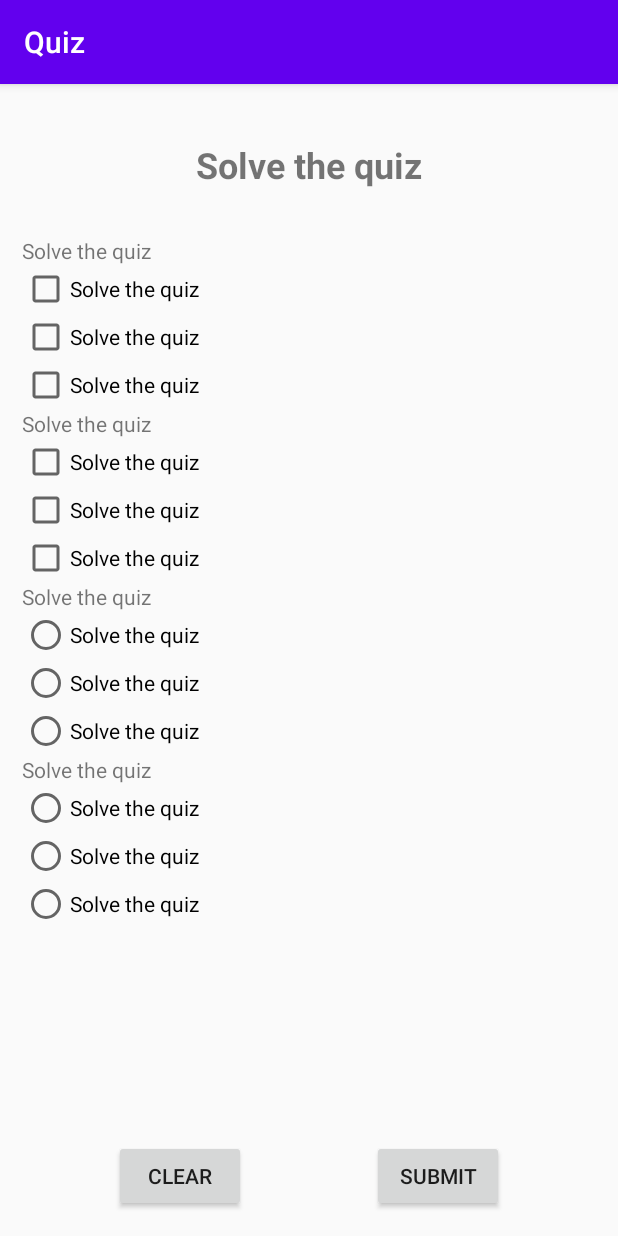
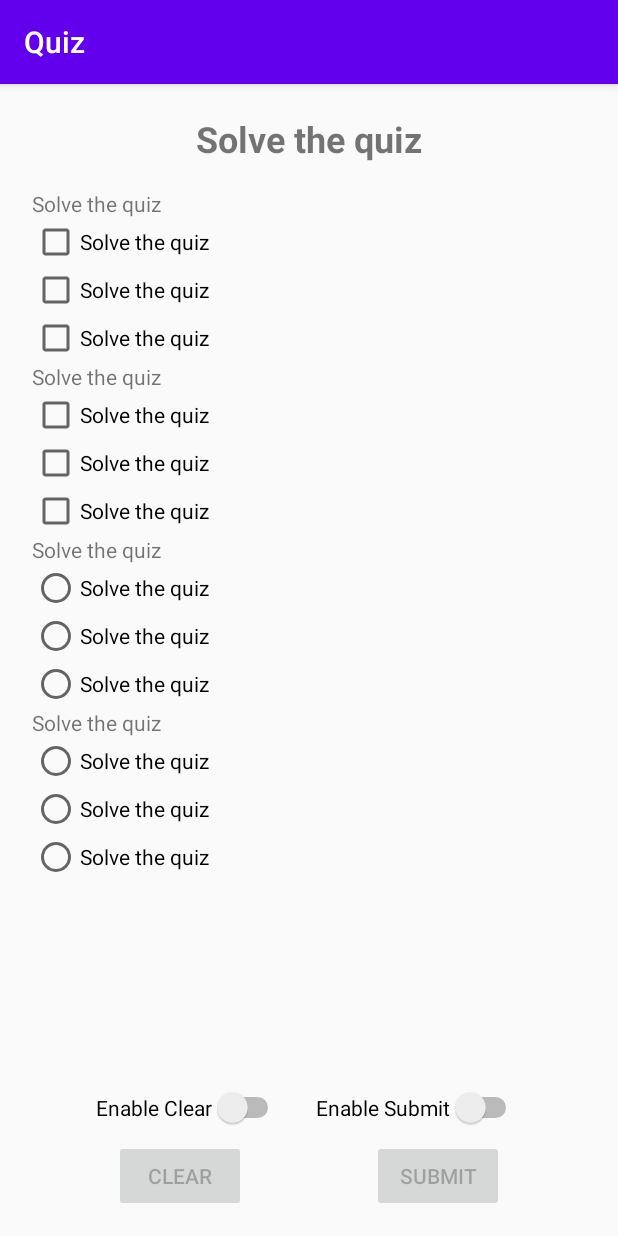
Before and after one commit to mar3g/android-quiz, an Android app: the screen it shows after launch (MainActivity), on a phone screen of 412 x 824 dp. Run offline under Robolectric (Android 15) with nearby library versions, the phone set to English and light mode, and no system bars.

```diff
--- a/app/build.gradle
+++ b/app/build.gradle
@@ -19,6 +19,10 @@ android {
             proguardFiles getDefaultProguardFile('proguard-android-optimize.txt'), 'proguard-rules.pro'
         }
     }
+    compileOptions {
+        sourceCompatibility JavaVersion.VERSION_1_8
+        targetCompatibility JavaVersion.VERSION_1_8
+    }
 }
 
 dependencies {
--- a/app/src/main/java/com/example/quiz/MainActivity.java
+++ b/app/src/main/java/com/example/quiz/MainActivity.java
@@ -1,7 +1,9 @@
 package com.example.quiz;
 
 import android.os.Bundle;
+import android.widget.Button;
 import android.widget.CheckBox;
+import android.widget.Switch;
 import androidx.appcompat.app.AppCompatActivity;
 
 public class MainActivity extends AppCompatActivity {
@@ -12,6 +14,23 @@ public class MainActivity extends AppCompatActivity {
         setContentView(R.layout.activity_main);
 
         CheckBox q1a1 = findViewById(R.id.q1_a1);
-        q1a1.isChecked();
+
+        Button clearButton = findViewById(R.id.clearButton);
+        Button submitButton = findViewById(R.id.submitButton);
+
+        // disable buttons until switch state is changed
+        clearButton.setEnabled(false);
+        submitButton.setEnabled(false);
+
+        // connect switches with adequate buttons
+        Switch enableClearSwitch = findViewById(R.id.enableClear);
+        connectSwitchWithButtonState(enableClearSwitch, clearButton);
+
+        Switch enableSubmitSwitch = findViewById(R.id.enableSubmit);
+        connectSwitchWithButtonState(enableSubmitSwitch, submitButton);
+    }
+
+    private void connectSwitchWithButtonState(Switch theSwitch, Button button) {
+        theSwitch.setOnCheckedChangeListener((buttonView, isChecked) -> button.setEnabled(isChecked));
     }
 }
--- a/app/src/main/res/layout/activity_main.xml
+++ b/app/src/main/res/layout/activity_main.xml
@@ -12,19 +12,19 @@
             android:text="@string/main_text"
             app:layout_constraintLeft_toLeftOf="parent"
             app:layout_constraintRight_toRightOf="parent"
-            app:layout_constraintTop_toTopOf="parent" app:layout_constraintVertical_bias="0.051"
-            android:id="@+id/mainText" android:layout_marginTop="37dp" android:layout_marginBottom="31dp"
-            app:layout_constraintBottom_toTopOf="@+id/scrollView" android:textSize="24sp" android:textStyle="bold"/>
+            app:layout_constraintTop_toTopOf="parent"
+            android:layout_marginTop="20dp"
+            android:id="@+id/mainText"
+            android:textSize="24sp" android:textStyle="bold"/>
+
     <ScrollView
-            android:layout_width="381dp"
-            android:layout_height="0dp"
+            android:layout_width="370dp"
+            android:layout_height="match_parent"
             android:id="@+id/scrollView"
             app:layout_constraintEnd_toEndOf="parent"
-            app:layout_constraintStart_toStartOf="parent" android:layout_marginLeft="1dp"
-            android:layout_marginStart="1dp"
-            app:layout_constraintHorizontal_bias="0.464"
-            app:layout_constraintBottom_toBottomOf="parent"
-            app:layout_constraintTop_toBottomOf="@+id/mainText" android:layout_marginBottom="88dp">
+            app:layout_constraintStart_toStartOf="parent"
+            app:layout_constraintTop_toBottomOf="@+id/mainText" android:layout_marginTop="70dp"
+            app:layout_constraintBottom_toBottomOf="parent" android:layout_marginBottom="150dp">
         <LinearLayout android:layout_width="match_parent" android:layout_height="wrap_content"
                       android:orientation="vertical">
 
@@ -109,17 +109,32 @@
     <Button
             android:text="@string/clear"
             android:layout_width="wrap_content"
-            android:layout_height="wrap_content" android:id="@+id/button2"
+            android:layout_height="wrap_content" android:id="@+id/clearButton"
             app:layout_constraintStart_toStartOf="parent"
             android:layout_marginLeft="76dp" android:layout_marginStart="76dp"
             app:layout_constraintBottom_toBottomOf="parent" android:layout_marginBottom="16dp"/>
     <Button
             android:text="@string/submit"
             android:layout_width="wrap_content"
-            android:layout_height="wrap_content" android:id="@+id/button3"
+            android:layout_height="wrap_content" android:id="@+id/submitButton"
             android:layout_marginEnd="76dp" android:layout_marginRight="76dp"
             app:layout_constraintEnd_toEndOf="parent" app:layout_constraintBottom_toBottomOf="parent"
             android:layout_marginBottom="16dp"/>
-
+    <Switch
+            android:text="@string/enable_clear"
+            android:layout_width="wrap_content"
+            android:layout_height="wrap_content" android:id="@+id/enableClear"
+            app:layout_constraintBottom_toTopOf="@+id/clearButton"
+            android:layout_marginBottom="8dp" app:layout_constraintStart_toStartOf="parent"
+            android:layout_marginLeft="64dp" android:layout_marginStart="64dp"
+            tools:ignore="UseSwitchCompatOrMaterialXml"/>
+    <Switch
+            android:text="@string/enable_submit"
+            android:layout_width="wrap_content"
+            android:layout_height="wrap_content" android:id="@+id/enableSubmit"
+            app:layout_constraintBottom_toTopOf="@+id/submitButton"
+            android:layout_marginBottom="8dp" app:layout_constraintEnd_toEndOf="parent"
+            android:layout_marginRight="64dp" android:layout_marginEnd="64dp"
+            tools:ignore="UseSwitchCompatOrMaterialXml"/>
 
 </androidx.constraintlayout.widget.ConstraintLayout>
--- a/app/src/main/res/values/strings.xml
+++ b/app/src/main/res/values/strings.xml
@@ -2,7 +2,9 @@
     <string name="app_name">Quiz</string>
     <string name="main_text">Solve the quiz</string>
     <string name="submit">Submit</string>
+    <string name="enable_submit">Enable Submit</string>
     <string name="clear">Clear</string>
+    <string name="enable_clear">Enable Clear</string>
 
     <string name="first_question">Solve the quiz</string>
     <string name="q1_a1">Solve the quiz</string>
```
